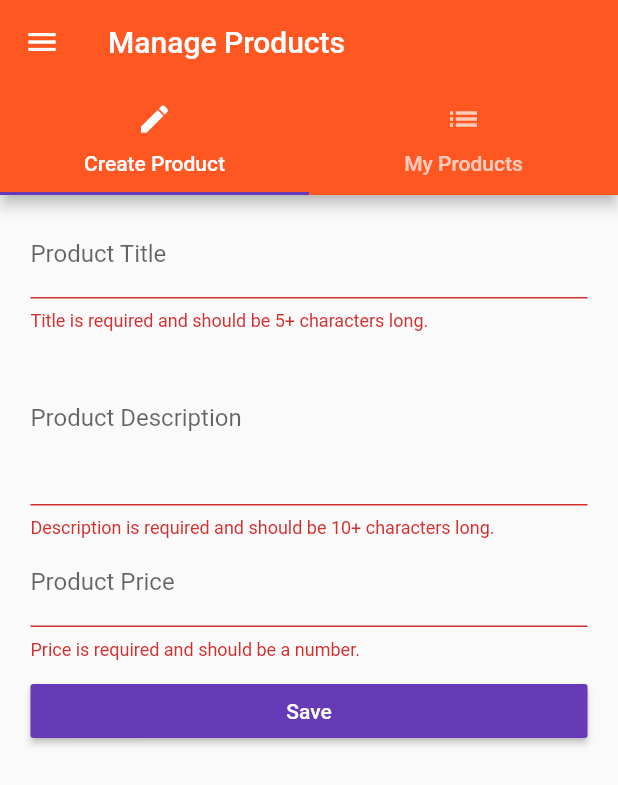
After one commit to aumb/flutter_course, a Flutter app: the ProductsAdminPage screen opened by its route, after a tap on "Save", on a phone screen of 412 x 824 dp. The commit adds this screen. Shown: the top 785 px of the screen. Run offline on Flutter 3.47's test engine with Material 2 defaults, Android fonts, the phone set to English and light mode, and no system bars.

Commit message:
Forms and improvments

```diff
--- a/lib/main.dart
+++ b/lib/main.dart
@@ -30,6 +30,12 @@ class _MyAppState extends State<MyApp> {
     print(_products);
   }
 
+  void _updateProduct(int index, Map<String, dynamic> product) {
+    setState(() {
+      _products[index] = product;
+    });
+  }
+
   void _deleteProduct(int index) {
     setState(() {
       _products.removeAt(index);
@@ -50,7 +56,7 @@ class _MyAppState extends State<MyApp> {
         '/': (BuildContext context) => AuthPage(),
         '/products': (BuildContext context) => ProductsPage(_products),
         '/admin': (BuildContext context) =>
-            ProductsAdminPage(_addProduct, _deleteProduct),
+            ProductsAdminPage(_addProduct, _updateProduct, _deleteProduct, _products),
       },
       onGenerateRoute: (RouteSettings settings) {
         final List<String> pathElements = settings.name.split('/');
--- /dev/null
+++ b/lib/pages/product_edit.dart
@@ -0,0 +1,164 @@
+import 'package:flutter/material.dart';
+
+import '../widgets/helpers/ensure_visible.dart';
+
+class ProductEditPage extends StatefulWidget {
+  final Function addProduct;
+  final Function updateProduct;
+  final Map<String, dynamic> product;
+  final int productIndex;
+
+  ProductEditPage(
+      {this.addProduct, this.updateProduct, this.product, this.productIndex});
+
+  @override
+  State<StatefulWidget> createState() {
+    return _ProductEditPageState();
+  }
+}
+
+class _ProductEditPageState extends State<ProductEditPage> {
+  final Map<String, dynamic> _formData = {
+    'title': null,
+    'description': null,
+    'price': null,
+    'image': 'assets/food.jpg'
+  };
+  final GlobalKey<FormState> _formKey = GlobalKey<FormState>();
+  final _titleFocusNode = FocusNode();
+  final _descriptionFocusNode = FocusNode();
+  final _priceFocusNode = FocusNode();
+
+  Widget _buildTitleTextField() {
+    return EnsureVisibleWhenFocused(
+      focusNode: _titleFocusNode,
+      child: TextFormField(
+        focusNode: _titleFocusNode,
+        decoration: InputDecoration(labelText: 'Product Title'),
+        initialValue: widget.product == null ? '' : widget.product['title'],
+        validator: (String value) {
+          // if (value.trim().length <= 0) {
+          if (value.isEmpty || value.length < 5) {
+            return 'Title is required and should be 5+ characters long.';
+          }
+        },
+        onSaved: (String value) {
+          _formData['title'] = value;
+        },
+      ),
+    );
+  }
+
+  Widget _buildDescriptionTextField() {
+    return EnsureVisibleWhenFocused(
+      focusNode: _descriptionFocusNode,
+      child: TextFormField(
+        focusNode: _descriptionFocusNode,
+        maxLines: 4,
+        decoration: InputDecoration(labelText: 'Product Description'),
+        initialValue:
+            widget.product == null ? '' : widget.product['description'],
+        validator: (String value) {
+          // if (value.trim().length <= 0) {
+          if (value.isEmpty || value.length < 10) {
+            return 'Description is required and should be 10+ characters long.';
+          }
+        },
+        onSaved: (String value) {
+          _formData['description'] = value;
+        },
+      ),
+    );
+  }
+
+  Widget _buildPriceTextField() {
+    return EnsureVisibleWhenFocused(
+      focusNode: _priceFocusNode,
+      child: TextFormField(
+        focusNode: _priceFocusNode,
+        keyboardType: TextInputType.number,
+        decoration: InputDecoration(labelText: 'Product Price'),
+        initialValue:
+            widget.product == null ? '' : widget.product['price'].toString(),
+        validator: (String value) {
+          // if (value.trim().length <= 0) {
+          if (value.isEmpty ||
+              !RegExp(r'^(?:[1-9]\d*|0)?(?:\.\d+)?$').hasMatch(value)) {
+            return 'Price is required and should be a number.';
+          }
+        },
+        onSaved: (String value) {
+          _formData['price'] = double.parse(value);
+        },
+      ),
+    );
+  }
+
+  Widget _buildPageContent(BuildContext context) {
+    final double deviceWidth = MediaQuery.of(context).size.width;
+    final double targetWidth = deviceWidth > 550.0 ? 500.0 : deviceWidth * 0.95;
+    final double targetPadding = deviceWidth - targetWidth;
+    return GestureDetector(
+      onTap: () {
+        FocusScope.of(context).requestFocus(FocusNode());
+      },
+      child: Container(
+        margin: EdgeInsets.all(10.0),
+        child: Form(
+          key: _formKey,
+          child: ListView(
+            padding: EdgeInsets.symmetric(horizontal: targetPadding / 2),
+            children: <Widget>[
+              _buildTitleTextField(),
+              _buildDescriptionTextField(),
+              _buildPriceTextField(),
+              SizedBox(
+                height: 10.0,
+              ),
+              RaisedButton(
+                child: Text('Save'),
+                textColor: Colors.white,
+                onPressed: _submitForm,
+              )
+              // GestureDetector(
+              //   onTap: _submitForm,
+              //   child: Container(
+              //     color: Colors.green,
+              //     padding: EdgeInsets.all(5.0),
+              //     child: Text('My Button'),
+              //   ),
+              // )
+            ],
+          ),
+        ),
+      ),
+    );
+  }
+
+  void _submitForm() {
+    if (!_formKey.currentState.validate()) {
+      return;
+    }
+    _formKey.currentState.save();
+    if (widget.product == null) {
+      widget.addProduct(_formData);
+    } else {
+      widget.updateProduct(widget.productIndex, _formData);
+    }
+
+    Navigator.pushReplacementNamed(context, '/products');
+  }
+
+  @override
+  Widget build(BuildContext context) {
+    final Widget pageContent = _buildPageContent(context);
+    return widget.product == null
+        ? pageContent
+        : Scaffold(
+            appBar: AppBar(
+              title: Text('Edit Product'),
+            ),
+            body: pageContent,
+          );
+  }
+}
--- a/lib/pages/products_admin.dart
+++ b/lib/pages/products_admin.dart
@@ -1,13 +1,15 @@
 import 'package:flutter/material.dart';
 
-import './product_create.dart';
+import './product_edit.dart';
 import './product_list.dart';
 
 class ProductsAdminPage extends StatelessWidget {
   final Function addProduct;
+  final Function updateProduct;
   final Function deleteProduct;
+  final List<Map<String, dynamic>> products;
 
-  ProductsAdminPage(this.addProduct, this.deleteProduct);
+  ProductsAdminPage(this.addProduct, this.updateProduct, this.deleteProduct, this.products);
 
   Widget _buildSideDrawer(BuildContext context) {
     return Drawer(
@@ -51,7 +53,10 @@ class ProductsAdminPage extends StatelessWidget {
           ),
         ),
         body: TabBarView(
-          children: <Widget>[ProductCreatePage(addProduct), ProductListPage()],
+          children: <Widget>[
+            ProductEditPage(addProduct: addProduct),
+            ProductListPage(products, updateProduct, deleteProduct)
+          ],
         ),
       ),
     );
--- /dev/null
+++ b/lib/widgets/helpers/ensure_visible.dart
@@ -0,0 +1,86 @@
+import 'dart:async';
+
+import 'package:flutter/rendering.dart';
+import 'package:flutter/widgets.dart';
+import 'package:meta/meta.dart';
+
+class EnsureVisibleWhenFocused extends StatefulWidget {
+  const EnsureVisibleWhenFocused({
+    Key key,
+    @required this.child,
+    @required this.focusNode,
+    this.curve: Curves.ease,
+    this.duration: const Duration(milliseconds: 100),
+  }) : super(key: key);
+
+  /// The node we will monitor to determine if the child is focused
+  final FocusNode focusNode;
+
+  /// The child widget that we are wrapping
+  final Widget child;
+
+  /// The curve we will use to scroll ourselves into view.
+  ///
+  /// Defaults to Curves.ease.
+  final Curve curve;
+
+  /// The duration we will use to scroll ourselves into view
+  ///
+  /// Defaults to 100 milliseconds.
+  final Duration duration;
+
+  EnsureVisibleWhenFocusedState createState() => new EnsureVisibleWhenFocusedState();
+}
+
+class EnsureVisibleWhenFocusedState extends State<EnsureVisibleWhenFocused> {
+  @override
+  void initState() {
+    super.initState();
+    widget.focusNode.addListener(_ensureVisible);
+  }
+
+  @override
+  void dispose() {
+    super.dispose();
+    widget.focusNode.removeListener(_ensureVisible);
+  }
+
+  Future<Null> _ensureVisible() async {
+    // Wait for the keyboard to come into view
+    // TODO: position doesn't seem to notify listeners when metrics change,
+    // perhaps a NotificationListener around the scrollable could avoid
+    // the need insert a delay here.
+    await Future.delayed(const Duration(milliseconds: 300));
+
+    if (!widget.focusNode.hasFocus)
+      return;
+
+    final RenderObject object = context.findRenderObject();
+    final RenderAbstractViewport viewport = RenderAbstractViewport.of(object);
+    assert(viewport != null);
+
+    ScrollableState scrollableState = Scrollable.of(context);
+    assert(scrollableState != null);
+
+    ScrollPosition position = scrollableState.position;
+    double alignment;
+    if (position.pixels > viewport.getOffsetToReveal(object, 0.0).offset) {
+      // Move down to the top of the viewport
+      alignment = 0.0;
+    } else if (position.pixels < viewport.getOffsetToReveal(object, 1.0).offset) {
+      // Move up to the bottom of the viewport
+      alignment = 1.0;
+    } else {
+      // No scrolling is necessary to reveal the child
+      return;
+    }
+    position.ensureVisible(
+      object,
+      alignment: alignment,
+      duration: widget.duration,
+      curve: widget.curve,
+    );
+  }
+
+  Widget build(BuildContext context) => widget.child;
+}
```
Also changed, not shown: lib/pages/auth.dart (+36 -20 lines), lib/pages/product_create.dart (deleted, +0 -92 lines), lib/pages/product_list.dart (+57 -2 lines), pubspec.yaml (+3 -14 lines). Lines whose indentation alone changed are shown as unchanged.
